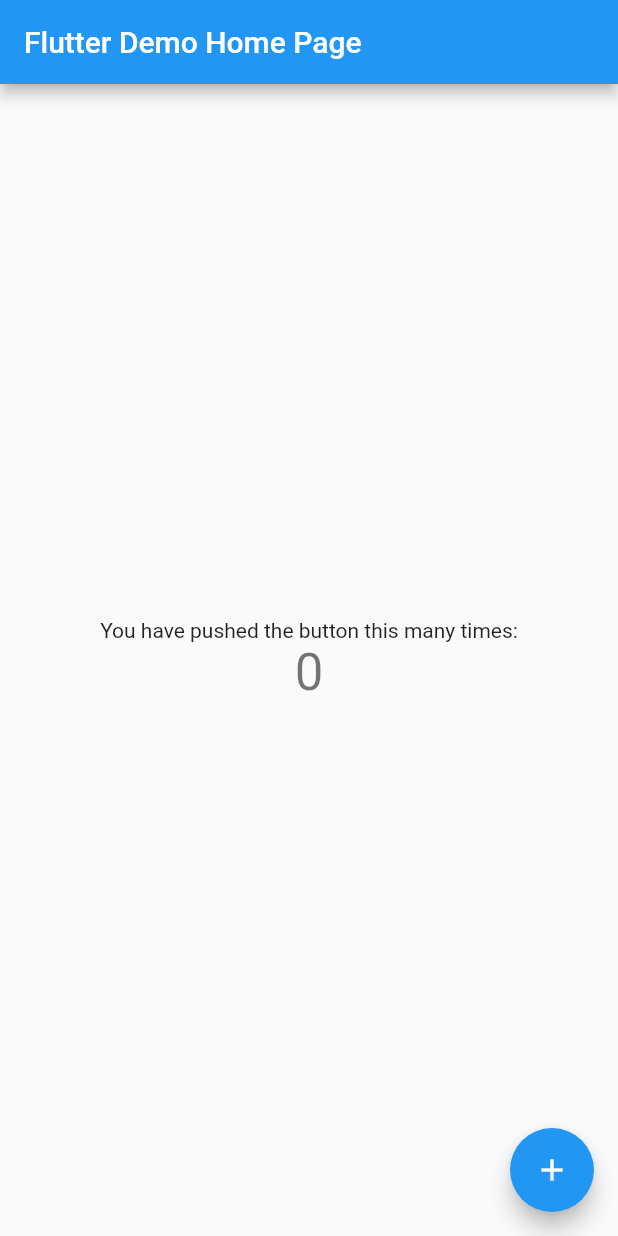
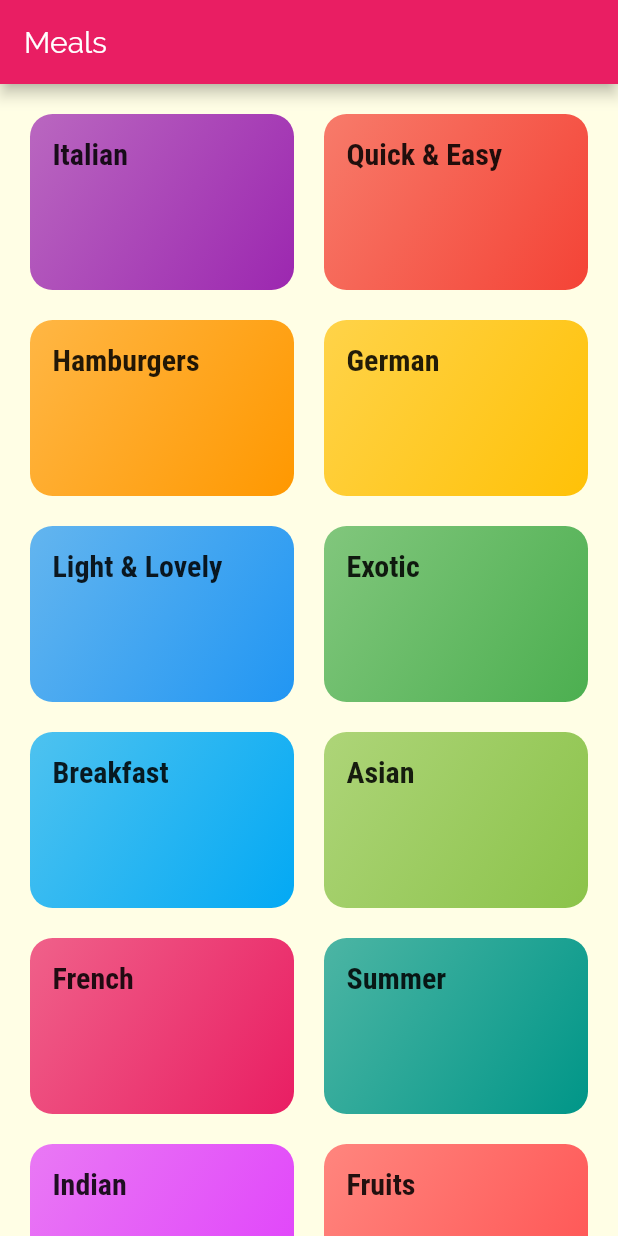
Before and after one commit to deba33/meals_app, a Flutter app: the screen it shows after launch, on a phone screen of 412 x 824 dp. Run offline on Flutter 3.47's test engine with Material 2 defaults, Android fonts, the phone set to English and light mode, and no system bars.

Commit message:
Adding Base Data Creating the grid Styling and Theming

```diff
--- /dev/null
+++ b/lib/categories_screen.dart
@@ -0,0 +1,30 @@
+import 'package:flutter/material.dart';
+import 'package:meals_app/category_item.dart';
+
+import './dummy_data.dart';
+
+class CategoriesScreen extends StatelessWidget {
+  @override
+  Widget build(BuildContext context) {
+    return Scaffold(
+      appBar: AppBar(
+        title: const Text("Meals"),
+      ),
+      body: GridView(
+        padding: const EdgeInsets.all(20),
+        children: DUMMY_CATEGORIES
+            .map((catData) => CategoryItem(
+                  catData.title,
+                  catData.color,
+                ))
+            .toList(),
+        gridDelegate: SliverGridDelegateWithMaxCrossAxisExtent(
+          maxCrossAxisExtent: 200,
+          childAspectRatio: 3 / 2,
+          crossAxisSpacing: 20,
+          mainAxisSpacing: 20,
+        ),
+      ),
+    );
+  }
+}
--- /dev/null
+++ b/lib/category_item.dart
@@ -0,0 +1,30 @@
+import 'package:flutter/material.dart';
+
+class CategoryItem extends StatelessWidget {
+  final String title;
+  final Color color;
+
+  CategoryItem(this.title, this.color);
+
+  @override
+  Widget build(BuildContext context) {
+    return Container(
+      padding: const EdgeInsets.all(15),
+      child: Text(
+        title,
+        style: Theme.of(context).textTheme.headline6,
+      ),
+      decoration: BoxDecoration(
+        gradient: LinearGradient(
+          colors: [
+            color.withOpacity(0.7),
+            color,
+          ],
+          begin: Alignment.topLeft,
+          end: Alignment.bottomRight,
+        ),
+        borderRadius: BorderRadius.circular(15),
+      ),
+    );
+  }
+}
--- /dev/null
+++ b/lib/dummy_data.dart
@@ -0,0 +1,76 @@
+import 'package:flutter/material.dart';
+
+import './models/category.dart';
+
+const DUMMY_CATEGORIES = const [
+  Category(
+    id: 'c1',
+    title: 'Italian',
+    color: Colors.purple,
+  ),
+  Category(
+    id: 'c2',
+    title: 'Quick & Easy',
+    color: Colors.red,
+  ),
+  Category(
+    id: 'c3',
+    title: 'Hamburgers',
+    color: Colors.orange,
+  ),
+  Category(
+    id: 'c4',
+    title: 'German',
+    color: Colors.amber,
+  ),
+  Category(
+    id: 'c5',
+    title: 'Light & Lovely',
+    color: Colors.blue,
+  ),
+  Category(
+    id: 'c6',
+    title: 'Exotic',
+    color: Colors.green,
+  ),
+  Category(
+    id: 'c7',
+    title: 'Breakfast',
+    color: Colors.lightBlue,
+  ),
+  Category(
+    id: 'c8',
+    title: 'Asian',
+    color: Colors.lightGreen,
+  ),
+  Category(
+    id: 'c9',
+    title: 'French',
+    color: Colors.pink,
+  ),
+  Category(
+    id: 'c10',
+    title: 'Summer',
+    color: Colors.teal,
+  ),
+  Category(
+    id: 'c11',
+    title: 'Indian',
+    color: Colors.purpleAccent,
+  ),
+  Category(
+    id: 'c12',
+    title: 'Fruits',
+    color: Colors.redAccent,
+  ),
+  Category(
+    id: 'c13',
+    title: 'Drinks',
+    color: Colors.deepOrangeAccent,
+  ),
+  Category(
+    id: 'c14',
+    title: 'Heavy Meals',
+    color: Colors.amberAccent,
+  ),
+];
--- a/lib/main.dart
+++ b/lib/main.dart
@@ -1,117 +1,34 @@
 import 'package:flutter/material.dart';
 
-void main() {
-  runApp(MyApp());
-}
+import './categories_screen.dart';
+
+void main() => runApp(MyApp());
 
 class MyApp extends StatelessWidget {
-  // This widget is the root of your application.
   @override
   Widget build(BuildContext context) {
     return MaterialApp(
-      title: 'Flutter Demo',
+      title: 'DeliMeals',
       theme: ThemeData(
-        // This is the theme of your application.
-        //
-        // Try running your application with "flutter run". You'll see the
-        // application has a blue toolbar. Then, without quitting the app, try
-        // changing the primarySwatch below to Colors.green and then invoke
-        // "hot reload" (press "r" in the console where you ran "flutter run",
-        // or simply save your changes to "hot reload" in a Flutter IDE).
-        // Notice that the counter didn't reset back to zero; the application
-        // is not restarted.
-        primarySwatch: Colors.blue,
-        // This makes the visual density adapt to the platform that you run
-        // the app on. For desktop platforms, the controls will be smaller and
-        // closer together (more dense) than on mobile platforms.
-        visualDensity: VisualDensity.adaptivePlatformDensity,
+        primarySwatch: Colors.pink,
+        accentColor: Colors.amber,
+        canvasColor: Color.fromRGBO(255, 254, 229, 1),
+        fontFamily: "Raleway",
+        textTheme: ThemeData.light().textTheme.copyWith(
+              bodyText1: TextStyle(
+                color: Color.fromRGBO(20, 51, 51, 1),
+              ),
+              bodyText2: TextStyle(
+                color: Color.fromRGBO(20, 51, 51, 1),
+              ),
+              headline6: TextStyle(
+                fontSize: 20,
+                fontFamily: "RobotoCondensed",
+                fontWeight: FontWeight.bold,
+              ),
+            ),
       ),
-      home: MyHomePage(title: 'Flutter Demo Home Page'),
+      home: CategoriesScreen(),
     );
   }
 }
-
-class MyHomePage extends StatefulWidget {
-  MyHomePage({Key key, this.title}) : super(key: key);
-
-  // This widget is the home page of your application. It is stateful, meaning
-  // that it has a State object (defined below) that contains fields that affect
-  // how it looks.
-
-  // This class is the configuration for the state. It holds the values (in this
-  // case the title) provided by the parent (in this case the App widget) and
-  // used by the build method of the State. Fields in a Widget subclass are
-  // always marked "final".
-
-  final String title;
-
-  @override
-  _MyHomePageState createState() => _MyHomePageState();
-}
-
-class _MyHomePageState extends State<MyHomePage> {
-  int _counter = 0;
-
-  void _incrementCounter() {
-    setState(() {
-      // This call to setState tells the Flutter framework that something has
-      // changed in this State, which causes it to rerun the build method below
-      // so that the display can reflect the updated values. If we changed
-      // _counter without calling setState(), then the build method would not be
-      // called again, and so nothing would appear to happen.
-      _counter++;
-    });
-  }
-
-  @override
-  Widget build(BuildContext context) {
-    // This method is rerun every time setState is called, for instance as done
-    // by the _incrementCounter method above.
-    //
-    // The Flutter framework has been optimized to make rerunning build methods
-    // fast, so that you can just rebuild anything that needs updating rather
-    // than having to individually change instances of widgets.
-    return Scaffold(
-      appBar: AppBar(
-        // Here we take the value from the MyHomePage object that was created by
-        // the App.build method, and use it to set our appbar title.
-        title: Text(widget.title),
-      ),
-      body: Center(
-        // Center is a layout widget. It takes a single child and positions it
-        // in the middle of the parent.
-        child: Column(
-          // Column is also a layout widget. It takes a list of children and
-          // arranges them vertically. By default, it sizes itself to fit its
-          // children horizontally, and tries to be as tall as its parent.
-          //
-          // Invoke "debug painting" (press "p" in the console, choose the
-          // "Toggle Debug Paint" action from the Flutter Inspector in Android
-          // Studio, or the "Toggle Debug Paint" command in Visual Studio Code)
-          // to see the wireframe for each widget.
-          //
-          // Column has various properties to control how it sizes itself and
-          // how it positions its children. Here we use mainAxisAlignment to
-          // center the children vertically; the main axis here is the vertical
-          // axis because Columns are vertical (the cross axis would be
-          // horizontal).
-          mainAxisAlignment: MainAxisAlignment.center,
-          children: <Widget>[
-            Text(
-              'You have pushed the button this many times:',
-            ),
-            Text(
-              '$_counter',
-              style: Theme.of(context).textTheme.headline4,
-            ),
-          ],
-        ),
-      ),
-      floatingActionButton: FloatingActionButton(
-        onPressed: _incrementCounter,
-        tooltip: 'Increment',
-        child: Icon(Icons.add),
-      ), // This trailing comma makes auto-formatting nicer for build methods.
-    );
-  }
-}
--- /dev/null
+++ b/lib/models/category.dart
@@ -0,0 +1,13 @@
+import 'package:flutter/material.dart';
+
+class Category {
+  final String id;
+  final String title;
+  final Color color;
+
+  const Category({
+    @required this.id,
+    @required this.title,
+    this.color = Colors.orange,
+  });
+}
```
Also changed, not shown: pubspec.yaml (+21 -19 lines), assets/fonts/Raleway-Black.ttf (added), assets/fonts/Raleway-Bold.ttf (added), assets/fonts/Raleway-Regular.ttf (added), assets/fonts/RobotoCondensed-Bold.ttf (added), assets/fonts/RobotoCondensed-Italic.ttf (added), assets/fonts/RobotoCondensed-Light.ttf (added), assets/fonts/RobotoCondensed-Regular.ttf (added).
